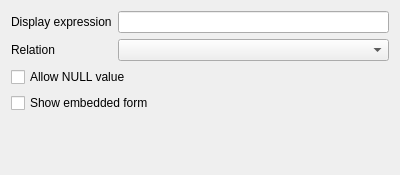
qgis/QGIS, file src/ui/editorwidgets/qgsrelreferenceconfigdlgbase.ui: the form before one commit.
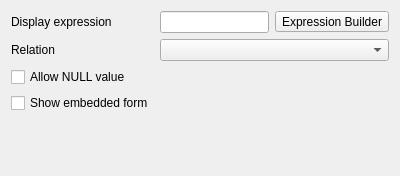
The form after the commit. Icons and pictures are not drawn.

Commit message: [relations] Preview expression from relation reference field config dialog Fix #9538

Patch:
```diff
--- a/src/ui/editorwidgets/qgsrelreferenceconfigdlgbase.ui
+++ b/src/ui/editorwidgets/qgsrelreferenceconfigdlgbase.ui
@@ -7,13 +7,16 @@
     <x>0</x>
     <y>0</y>
     <width>400</width>
-    <height>175</height>
+    <height>176</height>
    </rect>
   </property>
   <property name="windowTitle">
    <string>Dialog</string>
   </property>
   <layout class="QFormLayout" name="formLayout">
+   <property name="fieldGrowthPolicy">
+    <enum>QFormLayout::AllNonFixedFieldsGrow</enum>
+   </property>
    <item row="0" column="0">
     <widget class="QLabel" name="label">
      <property name="text">
@@ -21,14 +24,28 @@
      </property>
     </widget>
    </item>
-   <item row="2" column="0" colspan="2">
-    <widget class="QCheckBox" name="mCbxAllowNull">
-     <property name="text">
-      <string>Allow NULL value</string>
-     </property>
-    </widget>
+   <item row="0" column="1">
+    <layout class="QHBoxLayout" name="horizontalLayout">
+     <item>
+      <widget class="QLineEdit" name="mTxtDisplayExpression"/>
+     </item>
+     <item>
+      <widget class="QToolButton" name="mPbnPreviewExpression">
+       <property name="text">
+        <string>Expression Builder</string>
+       </property>
+       <property name="icon">
+        <iconset resource="../../../images/images.qrc">
+         <normaloff>:/images/themes/default/mIconExpressionEditorOpen.svg</normaloff>:/images/themes/default/mIconExpressionEditorOpen.svg</iconset>
+       </property>
+      </widget>
+     </item>
+    </layout>
    </item>
-   <item row="3" column="0" colspan="2">
+   <item row="1" column="1">
+    <widget class="QComboBox" name="mComboRelation"/>
+   </item>
+   <item row="7" column="0">
     <widget class="QCheckBox" name="mCbxShowForm">
      <property name="text">
       <string>Show embedded form</string>
@@ -42,11 +59,12 @@
      </property>
     </widget>
    </item>
-   <item row="1" column="1">
-    <widget class="QComboBox" name="mComboRelation"/>
-   </item>
-   <item row="0" column="1">
-    <widget class="QLineEdit" name="mTxtDisplayExpression"/>
+   <item row="6" column="0">
+    <widget class="QCheckBox" name="mCbxAllowNull">
+     <property name="text">
+      <string>Allow NULL value</string>
+     </property>
+    </widget>
    </item>
   </layout>
  </widget>
```
Left out of the diff: 4 changed lines with no effect on the pictures. The commit also changes 2 other files.
